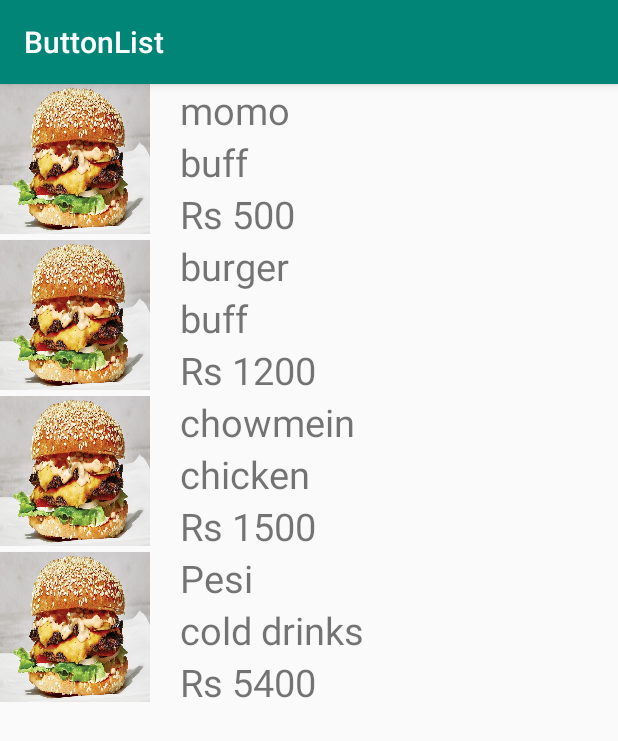
After one commit to surazzmaharjan/ButtonList, an Android app: the Recycle_View screen opened directly, with no data from a screen before it, on a phone screen of 412 x 824 dp. The commit adds this screen. Shown: the top 741 px of the screen. Run offline under Robolectric (Android 15) with nearby library versions, the phone set to English and light mode, and no system bars.

Commit message:
Recycler View Updated

```diff
--- a/app/build.gradle
+++ b/app/build.gradle
@@ -26,4 +26,6 @@ dependencies {
     testImplementation 'junit:junit:4.12'
     androidTestImplementation 'androidx.test.ext:junit:1.1.0'
     androidTestImplementation 'androidx.test.espresso:espresso-core:3.1.1'
+
+    implementation 'androidx.recyclerview:recyclerview:1.0.0'
 }
--- a/app/src/main/AndroidManifest.xml
+++ b/app/src/main/AndroidManifest.xml
@@ -9,7 +9,8 @@
         android:roundIcon="@mipmap/ic_launcher_round"
         android:supportsRtl="true"
         android:theme="@style/AppTheme">
-        <activity android:name=".individualDetail"></activity>
+        <activity android:name=".Recycle_View"></activity>
+        <activity android:name=".individualDetail" />
         <activity android:name=".view_details_listVIew" />
         <activity android:name=".listView_activity" />
         <activity android:name=".L_Layout" />
--- a/app/src/main/java/com/example/buttonlist/MainActivity.java
+++ b/app/src/main/java/com/example/buttonlist/MainActivity.java
@@ -11,7 +11,7 @@ import android.widget.TableLayout;
 
 public class MainActivity extends AppCompatActivity implements View.OnClickListener {
 
-    Button buttonLL,buttonGL,buttonRL,buttonCL,buttonTL,buttonFL,buttonList;
+    Button buttonLL,buttonGL,buttonRL,buttonCL,buttonTL,buttonFL,buttonList,buttonRecycle;
 
     @Override
     protected void onCreate(Bundle savedInstanceState) {
@@ -26,6 +26,7 @@ public class MainActivity extends AppCompatActivity implements View.OnClickListe
         buttonTL = findViewById(R.id.btn5);
         buttonFL = findViewById(R.id.btn6);
         buttonList = findViewById(R.id.btn7);
+        buttonRecycle = findViewById(R.id.btn8);
 
 
         buttonCL.setOnClickListener(this);
@@ -35,6 +36,7 @@ public class MainActivity extends AppCompatActivity implements View.OnClickListe
         buttonTL.setOnClickListener(this);
         buttonFL.setOnClickListener(this);
         buttonList.setOnClickListener(this);
+        buttonRecycle.setOnClickListener(this);
 
     }
 
@@ -59,9 +61,10 @@ public class MainActivity extends AppCompatActivity implements View.OnClickListe
             startActivity(intent);
         }
 
-        if (view.getId()==R.id.btn4)
+        if (view.getId()==R.id.btn8)
         {
-
+            Intent intent = new Intent(this, Recycle_View.class);
+            startActivity(intent);
         }
         if (view.getId()==R.id.btn3)
         {
--- /dev/null
+++ b/app/src/main/java/com/example/buttonlist/MyRvAdapter.java
@@ -0,0 +1,61 @@
+package com.example.buttonlist;
+
+import android.view.LayoutInflater;
+import android.view.View;
+import android.view.ViewGroup;
+import android.widget.ImageView;
+import android.widget.TextView;
+
+import androidx.annotation.NonNull;
+import androidx.recyclerview.widget.RecyclerView;
+
+import com.example.buttonlist.model.Food;
+
+import java.util.ArrayList;
+import java.util.List;
+
+public class MyRvAdapter extends RecyclerView.Adapter<MyRvAdapter.MyHolder> {
+
+    List<Food> foodlist = new ArrayList<>();
+
+    public MyRvAdapter(List<Food> foodlist) {
+        this.foodlist = foodlist;
+    }
+
+    @NonNull
+    @Override
+    public MyHolder onCreateViewHolder(@NonNull ViewGroup parent, int viewType) {
+        View view = LayoutInflater.from(parent.getContext()).inflate(R.layout.foodlayout,parent,false);
+        MyHolder myholder = new MyHolder(view);
+        return myholder;
+    }
+
+    @Override
+    public void onBindViewHolder(@NonNull MyHolder holder, int position) {
+
+        Food food = foodlist.get(position);
+        holder.foodname.setText(food.getFoodname());
+        holder.foodrate.setText(food.getRate());
+        holder.foodcategory.setText(food.getCategory());
+        holder.imageview.setImageResource(food.getImage());
+    }
+
+    @Override
+    public int getItemCount() {
+        return foodlist.size();
+    }
+
+    public class MyHolder extends RecyclerView.ViewHolder{
+
+        ImageView imageview;
+        TextView foodname,foodcategory,foodrate;
+        public MyHolder(@NonNull View itemView) {
+            super(itemView);
+            imageview= itemView.findViewById(R.id.foodimage);
+            foodname = itemView.findViewById(R.id.foodname);
+            foodcategory=itemView.findViewById(R.id.foodcategory);
+            foodrate=itemView.findViewById(R.id.rate);
+
+        }
+    }
+}
--- /dev/null
+++ b/app/src/main/java/com/example/buttonlist/Recycle_View.java
@@ -0,0 +1,41 @@
+package com.example.buttonlist;
+
+import androidx.appcompat.app.AppCompatActivity;
+import androidx.recyclerview.widget.LinearLayoutManager;
+import androidx.recyclerview.widget.RecyclerView;
+
+import android.os.Bundle;
+
+import com.example.buttonlist.model.Food;
+
+import java.util.ArrayList;
+import java.util.List;
+
+
+
+public class Recycle_View extends AppCompatActivity {
+    RecyclerView recyclerView;
+    List<Food> foods = new ArrayList<>();
+
+
+    @Override
+    protected void onCreate(Bundle savedInstanceState) {
+        super.onCreate(savedInstanceState);
+        setContentView(R.layout.activity_recycle__view);
+
+        recyclerView=findViewById(R.id.rvfoods);
+
+        foods.add(new Food("momo","buff","Rs 500",R.drawable.burger));
+        foods.add(new Food("burger","buff","Rs 1200",R.drawable.burger));
+        foods.add(new Food("chowmein","chicken","Rs 1500",R.drawable.burger));
+        foods.add(new Food("Pesi","cold drinks","Rs 5400",R.drawable.burger));
+
+        MyRvAdapter adapter = new MyRvAdapter(foods);
+        RecyclerView.LayoutManager layoutManager= new LinearLayoutManager(this);
+
+
+        recyclerView.setLayoutManager(layoutManager);
+        recyclerView.setAdapter(adapter);
+
+    }
+}
--- /dev/null
+++ b/app/src/main/java/com/example/buttonlist/model/Food.java
@@ -0,0 +1,31 @@
+package com.example.buttonlist.model;
+
+public class Food {
+    private String foodname;
+    private String category;
+    private String rate;
+    private int image;
+
+    public Food(String foodname, String category, String rate, int image) {
+        this.foodname = foodname;
+        this.category = category;
+        this.rate = rate;
+        this.image = image;
+    }
+
+    public String getFoodname() {
+        return foodname;
+    }
+
+    public String getCategory() {
+        return category;
+    }
+
+    public String getRate() {
+        return rate;
+    }
+
+    public int getImage() {
+        return image;
+    }
+}
--- a/app/src/main/res/layout/activity_main.xml
+++ b/app/src/main/res/layout/activity_main.xml
@@ -67,6 +67,17 @@
         android:text="Frame Layout"
         />
 
+
+    <Button
+        android:id="@+id/btn8"
+        style="@style/btn_style"
+        android:background="@drawable/button_background"
+        android:layout_width="match_parent"
+        android:layout_height="wrap_content"
+        android:text="Recycle View "
+        />
+
+
     <Button
         android:id="@+id/btn7"
         style="@style/btn_style"
--- /dev/null
+++ b/app/src/main/res/layout/activity_recycle__view.xml
@@ -0,0 +1,11 @@
+<?xml version="1.0" encoding="utf-8"?>
+<LinearLayout xmlns:android="http://schemas.android.com/apk/res/android"
+     android:layout_width="match_parent"
+    android:layout_height="match_parent">
+
+    <androidx.recyclerview.widget.RecyclerView
+        android:id="@+id/rvfoods"
+        android:layout_width="match_parent"
+        android:layout_height="match_parent"
+        />
+</LinearLayout>
--- /dev/null
+++ b/app/src/main/res/layout/foodlayout.xml
@@ -0,0 +1,41 @@
+<?xml version="1.0" encoding="utf-8"?>
+<RelativeLayout xmlns:android="http://schemas.android.com/apk/res/android"
+    android:layout_width="wrap_content"
+    android:layout_height="wrap_content">
+
+
+    <ImageView
+        android:id="@+id/foodimage"
+        android:layout_width="100dp"
+        android:layout_height="100dp"
+        android:scaleType="fitXY"
+        android:layout_marginRight="20dp"
+        android:src="@drawable/burger"/>
+    <TextView
+        android:id="@+id/foodname"
+        android:layout_width="match_parent"
+        android:layout_height="wrap_content"
+        android:layout_toRightOf="@+id/foodimage"
+        android:text="Burger"
+        android:textSize="25dp"
+        />
+
+    <TextView
+        android:id="@+id/foodcategory"
+        android:layout_width="match_parent"
+        android:layout_height="wrap_content"
+        android:layout_toRightOf="@+id/foodimage"
+        android:layout_below="@+id/foodname"
+        android:text="Veg"
+        android:textSize="25dp"/>
+
+    <TextView
+        android:id="@+id/rate"
+        android:layout_width="match_parent"
+        android:layout_height="wrap_content"
+        android:layout_toRightOf="@+id/foodimage"
+        android:layout_below="@+id/foodcategory"
+        android:text="Rs 500"
+        android:textSize="25dp"/>
+
+</RelativeLayout>
```
Also changed, not shown: app/src/main/res/drawable/burger.jpg (added).
